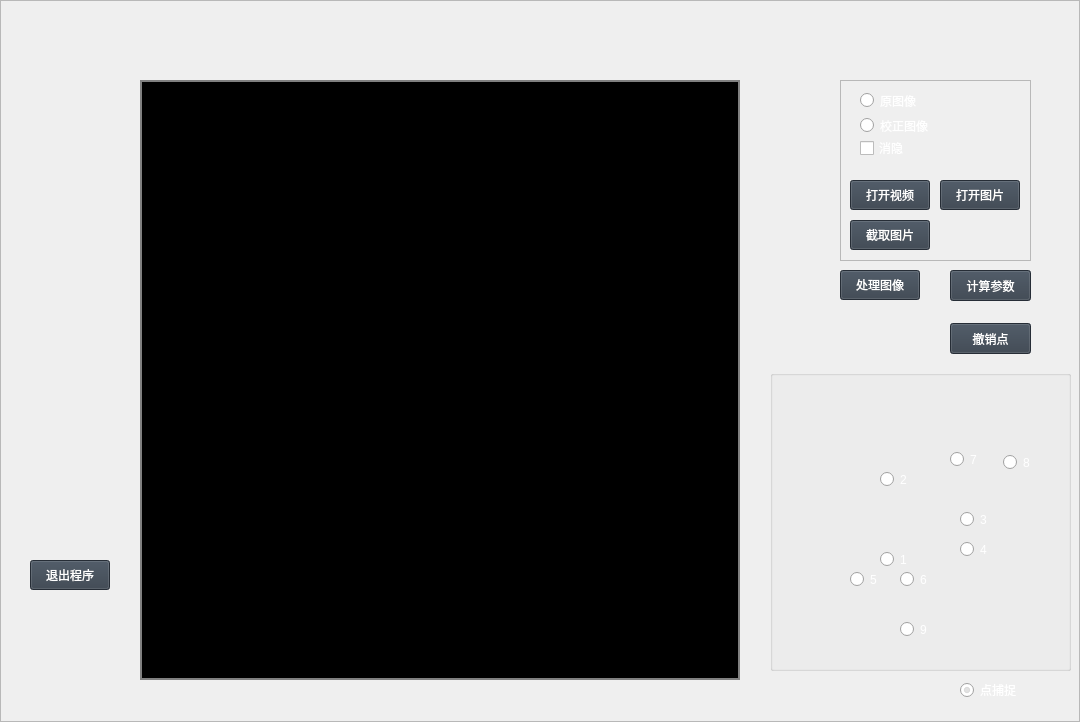
First picture: the form in captureVideo/capturevideowidget.ui, repository yb993161947/SCR, before the edit.
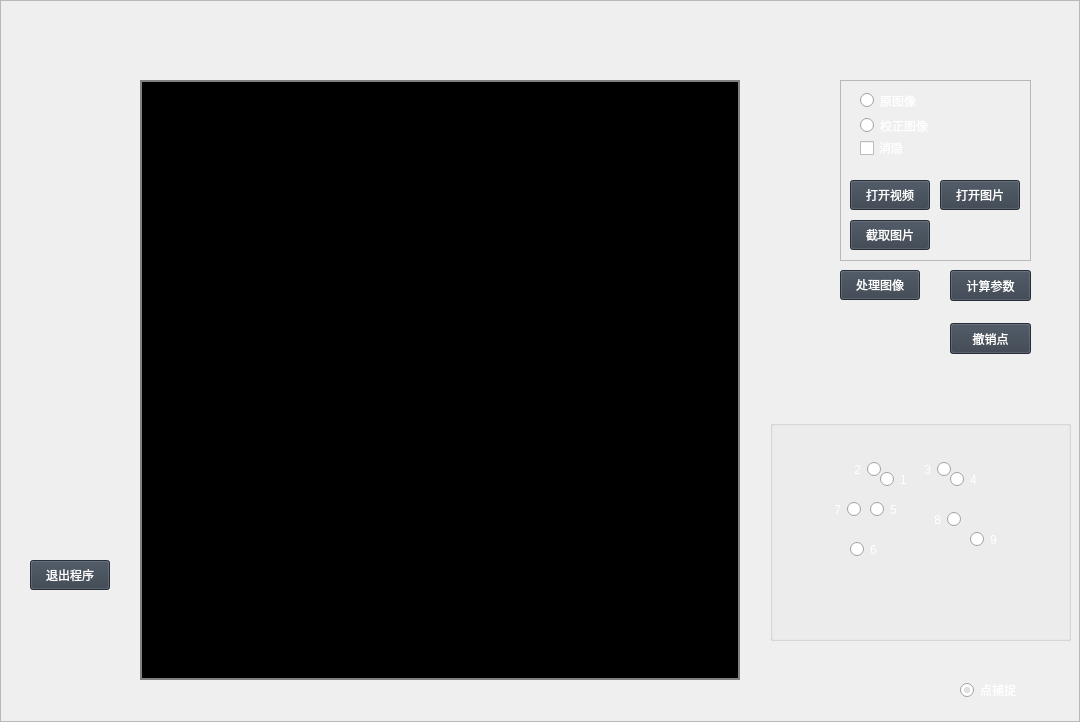
Second picture: the form after the edit. Icons and pictures are not drawn. Custom widgets are drawn as their Qt base class.

Diff of the .ui file:
```diff
--- a/captureVideo/capturevideowidget.ui
+++ b/captureVideo/capturevideowidget.ui
@@ -120,9 +120,9 @@
       <property name="geometry">
        <rect>
         <x>770</x>
-        <y>370</y>
+        <y>420</y>
         <width>301</width>
-        <height>301</height>
+        <height>221</height>
        </rect>
       </property>
       <property name="styleSheet">
@@ -131,11 +131,24 @@
       <property name="title">
        <string/>
       </property>
+      <widget class="QRadioButton" name="radioButton_9">
+       <property name="geometry">
+        <rect>
+         <x>200</x>
+         <y>110</y>
+         <width>41</width>
+         <height>19</height>
+        </rect>
+       </property>
+       <property name="text">
+        <string>9</string>
+       </property>
+      </widget>
       <widget class="QRadioButton" name="radioButton_1">
        <property name="geometry">
         <rect>
          <x>110</x>
-         <y>180</y>
+         <y>50</y>
          <width>41</width>
          <height>19</height>
         </rect>
@@ -147,12 +160,15 @@
       <widget class="QRadioButton" name="radioButton_2">
        <property name="geometry">
         <rect>
-         <x>110</x>
-         <y>100</y>
+         <x>70</x>
+         <y>40</y>
          <width>41</width>
          <height>19</height>
         </rect>
        </property>
+       <property name="layoutDirection">
+        <enum>Qt::RightToLeft</enum>
+       </property>
        <property name="text">
         <string>2</string>
        </property>
@@ -160,12 +176,15 @@
       <widget class="QRadioButton" name="radioButton_3">
        <property name="geometry">
         <rect>
-         <x>190</x>
-         <y>140</y>
+         <x>140</x>
+         <y>40</y>
          <width>41</width>
          <height>19</height>
         </rect>
        </property>
+       <property name="layoutDirection">
+        <enum>Qt::RightToLeft</enum>
+       </property>
        <property name="text">
         <string>3</string>
        </property>
@@ -173,8 +192,8 @@
       <widget class="QRadioButton" name="radioButton_4">
        <property name="geometry">
         <rect>
-         <x>190</x>
-         <y>170</y>
+         <x>180</x>
+         <y>50</y>
          <width>41</width>
          <height>19</height>
         </rect>
@@ -186,8 +205,8 @@
       <widget class="QRadioButton" name="radioButton_5">
        <property name="geometry">
         <rect>
-         <x>80</x>
-         <y>200</y>
+         <x>100</x>
+         <y>80</y>
          <width>41</width>
          <height>19</height>
         </rect>
@@ -199,8 +218,8 @@
       <widget class="QRadioButton" name="radioButton_6">
        <property name="geometry">
         <rect>
-         <x>130</x>
-         <y>200</y>
+         <x>80</x>
+         <y>120</y>
          <width>41</width>
          <height>19</height>
         </rect>
@@ -212,12 +231,15 @@
       <widget class="QRadioButton" name="radioButton_7">
        <property name="geometry">
         <rect>
-         <x>180</x>
+         <x>50</x>
          <y>80</y>
          <width>41</width>
          <height>19</height>
         </rect>
        </property>
+       <property name="layoutDirection">
+        <enum>Qt::RightToLeft</enum>
+       </property>
        <property name="text">
         <string>7</string>
        </property>
@@ -225,29 +247,19 @@
       <widget class="QRadioButton" name="radioButton_8">
        <property name="geometry">
         <rect>
-         <x>233</x>
-         <y>83</y>
+         <x>150</x>
+         <y>90</y>
          <width>41</width>
          <height>19</height>
         </rect>
        </property>
+       <property name="layoutDirection">
+        <enum>Qt::RightToLeft</enum>
+       </property>
        <property name="text">
         <string>8</string>
        </property>
       </widget>
-      <widget class="QRadioButton" name="radioButton_9">
-       <property name="geometry">
-        <rect>
-         <x>130</x>
-         <y>250</y>
-         <width>41</width>
-         <height>19</height>
-        </rect>
-       </property>
-       <property name="text">
-        <string>9</string>
-       </property>
-      </widget>
      </widget>
      <widget class="QPushButton" name="pushButtonCalculate">
       <property name="geometry">
```
Left out of the diff: 11 changed lines with no effect on the pictures.
